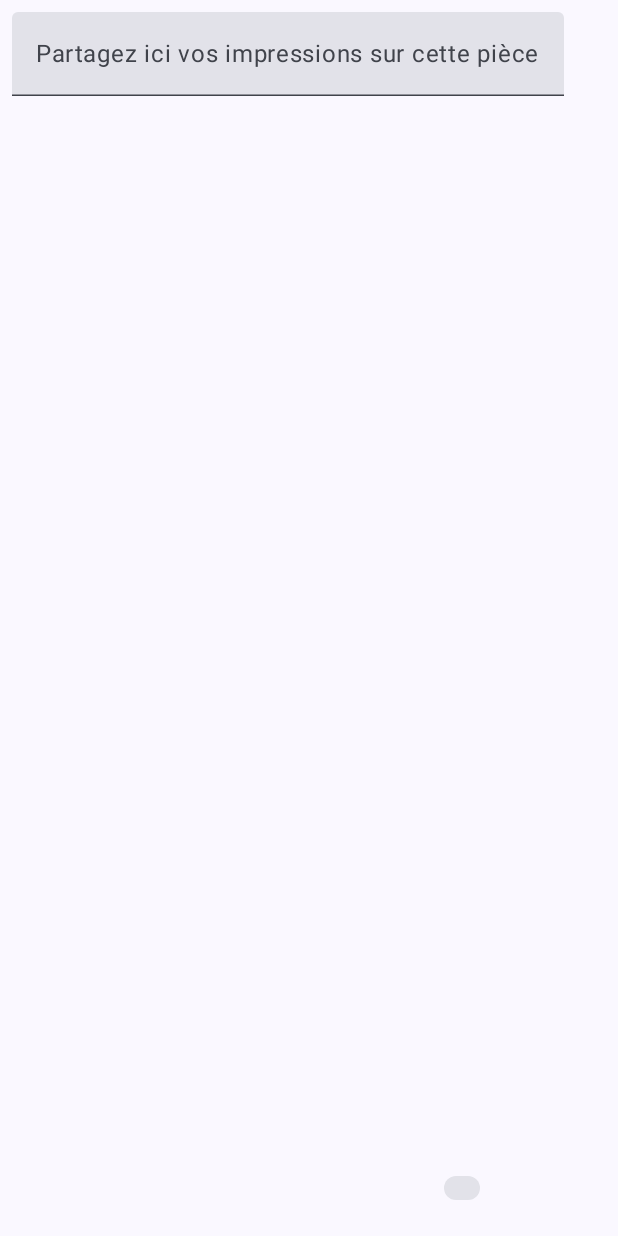
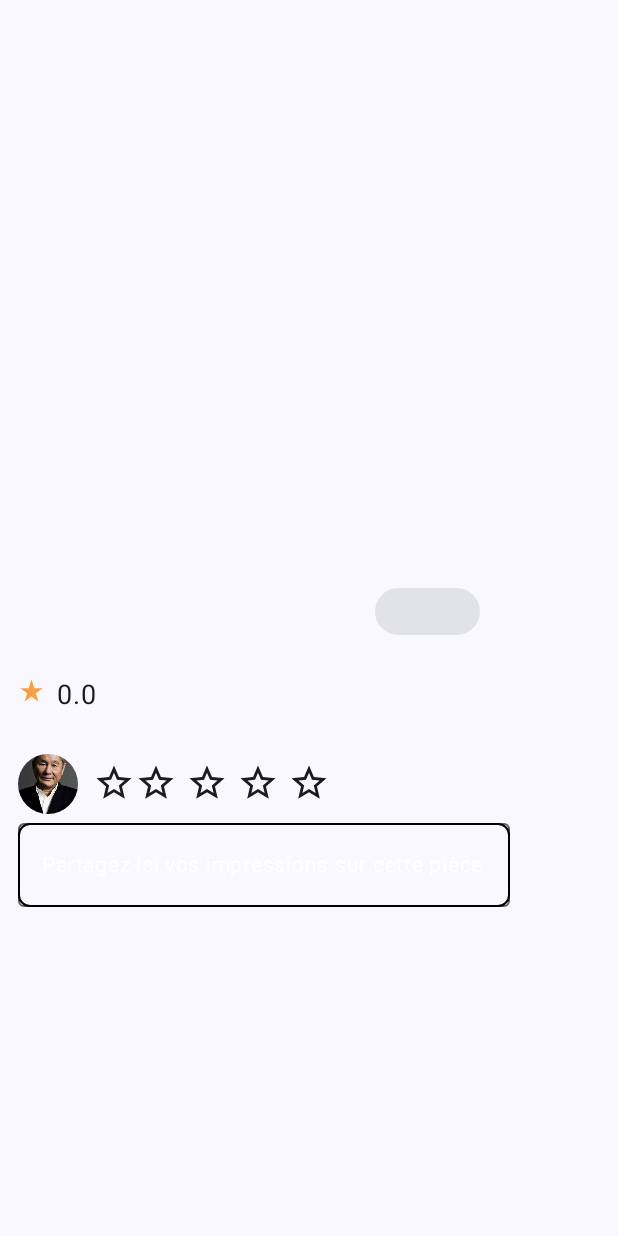
Before and after one commit to Haylme/projet-12, an Android app built with Jetpack Compose: the composable DetailId called with empty values, on a phone screen of 412 x 824 dp. Run offline under Robolectric (Android 15) with nearby library versions, the phone set to English and light mode, and no system bars; our stand-ins replace Dagger/Hilt's generated code, constraintlayout-compose; network calls fail; pictures from the network do not load; 1 statement that could not run was skipped.

Commit message:
many corrections in detail and DetailViewModel

```diff
--- a/app/src/main/java/com/example/joiefull/ui/theme/Color.kt
+++ b/app/src/main/java/com/example/joiefull/ui/theme/Color.kt
@@ -13,3 +13,5 @@ val Orange = Color(0xFFF99F43)
 
 val white = Color(color = 0xffffffff)
 val black = Color(color = 0xff000000)
+
+val grey = Color(color = 0xff878787)
--- a/app/src/main/java/com/example/joiefull/ui/theme/Theme.kt
+++ b/app/src/main/java/com/example/joiefull/ui/theme/Theme.kt
@@ -22,7 +22,8 @@ private val LightColorScheme = lightColorScheme(
     primary = Purple40,
     secondary = PurpleGrey40,
     tertiary = Pink40,
-    background = white
+    background = white,
+    onTertiary = grey
 
 
     /* Other default colors to override
--- a/app/src/main/java/com/example/joiefull/userInterface/detail/DetailViewModel.kt
+++ b/app/src/main/java/com/example/joiefull/userInterface/detail/DetailViewModel.kt
@@ -19,10 +19,8 @@ import javax.inject.Inject
 class DetailViewModel @Inject constructor(private val repository: Repository) : ViewModel() {
 
 
-
     private val _fullData = MutableStateFlow<List<ClothesItem>>(emptyList())
     val fullData: StateFlow<List<ClothesItem>> = _fullData.asStateFlow()
-
 
 
     val rateContentFlow: StateFlow<List<RateContent>> = repository.rateContentFlow
@@ -40,21 +38,18 @@ class DetailViewModel @Inject constructor(private val repository: Repository) :
     }
 
 
-
-
     fun getRate() {
         repository.getRatings()
 
     }
 
 
+    fun rate(clothesId: Int, usersRating: List<RateContent>): Double {
 
-    fun rate(clothesId: Int, usersRating: List<RateContent>): Int {
-
-        val response :Int
-        var sum = 0
+        val response: Double
+        var sum = 0.0
         val totalSize = usersRating.size
-
+        val dataSize = usersRating.filter { it.id == clothesId }.size
 
         if (totalSize > 0) {
             for (item in usersRating) {
@@ -63,11 +58,11 @@ class DetailViewModel @Inject constructor(private val repository: Repository) :
                     sum += item.starsRating
                 }
             }
-            response = sum / totalSize
+            response = sum / dataSize
 
 
-        }else {
-            response = 0
+        } else {
+            response = 0.0
 
 
         }
@@ -75,12 +70,12 @@ class DetailViewModel @Inject constructor(private val repository: Repository) :
 
     }
 
-    fun selectById(idClothe:Int,item: List<ClothesItem>): ArrayList<ClothesItem> {
+    fun selectById(idClothe: Int, item: List<ClothesItem>): ArrayList<ClothesItem> {
         val result = arrayListOf<ClothesItem>()
         for (id in item.indices) {
             for (i in item) {
                 if (i.id == idClothe) {
-                    val clothesData = ClothesItem(
+                    val clotheData = ClothesItem(
                         category = i.category,
                         id = i.id,
                         likes = i.likes,
@@ -89,7 +84,7 @@ class DetailViewModel @Inject constructor(private val repository: Repository) :
                         picture = Picture(description = i.picture.description, url = i.picture.url),
                         price = i.price
                     )
-                    result.add(clothesData)
+                    result.add(clotheData)
                     break
 
 
@@ -101,9 +96,8 @@ class DetailViewModel @Inject constructor(private val repository: Repository) :
     }
 
 
-
-    fun add (clothesId: Int, starsRating: Int){
-        repository.addRating(clothesId,starsRating)
+    fun add(clothesId: Int, starsRating: Int) {
+        repository.addRating(clothesId, starsRating)
 
     }
 
--- a/app/src/main/java/com/example/joiefull/userInterface/detail/Detail_file.kt
+++ b/app/src/main/java/com/example/joiefull/userInterface/detail/Detail_file.kt
@@ -1,51 +1,58 @@
 package com.example.joiefull.userInterface.detail
 
 import androidx.compose.foundation.Image
+import androidx.compose.foundation.border
 import androidx.compose.foundation.clickable
+import androidx.compose.foundation.layout.Arrangement
 import androidx.compose.foundation.layout.Box
 import androidx.compose.foundation.layout.Column
 import androidx.compose.foundation.layout.Row
 import androidx.compose.foundation.layout.Spacer
-import androidx.compose.foundation.layout.fillMaxHeight
 import androidx.compose.foundation.layout.fillMaxSize
 import androidx.compose.foundation.layout.fillMaxWidth
 import androidx.compose.foundation.layout.height
+import androidx.compose.foundation.layout.heightIn
 import androidx.compose.foundation.layout.padding
 import androidx.compose.foundation.layout.size
 import androidx.compose.foundation.layout.width
+import androidx.compose.foundation.layout.widthIn
 import androidx.compose.foundation.lazy.LazyColumn
 import androidx.compose.foundation.shape.CircleShape
 import androidx.compose.foundation.shape.RoundedCornerShape
 import androidx.compose.material3.Card
 import androidx.compose.material3.Icon
 import androidx.compose.material3.MaterialTheme
+import androidx.compose.material3.OutlinedTextField
+import androidx.compose.material3.OutlinedTextFieldDefaults
 import androidx.compose.material3.Text
-import androidx.compose.material3.TextField
 import androidx.compose.runtime.Composable
 import androidx.compose.runtime.collectAsState
 import androidx.compose.runtime.getValue
+import androidx.compose.runtime.mutableIntStateOf
+import androidx.compose.runtime.mutableStateListOf
 import androidx.compose.runtime.mutableStateOf
 import androidx.compose.runtime.remember
 import androidx.compose.runtime.setValue
 import androidx.compose.ui.Alignment
 import androidx.compose.ui.Modifier
 import androidx.compose.ui.draw.clip
-import androidx.compose.ui.focus.FocusRequester.Companion.createRefs
 import androidx.compose.ui.graphics.Color
+import androidx.compose.ui.input.key.Key
+import androidx.compose.ui.input.key.key
 import androidx.compose.ui.input.key.onKeyEvent
 import androidx.compose.ui.layout.ContentScale
 import androidx.compose.ui.layout.layoutId
 import androidx.compose.ui.res.painterResource
-import androidx.compose.ui.text.TextStyle
 import androidx.compose.ui.text.style.TextDecoration
+import androidx.compose.ui.text.style.TextOverflow
 import androidx.compose.ui.unit.dp
+import androidx.compose.ui.unit.sp
 import androidx.constraintlayout.compose.ConstraintLayout
 import androidx.hilt.navigation.compose.hiltViewModel
 import coil.compose.AsyncImage
 import com.example.joiefull.R
 import com.example.joiefull.contentData.ClothesItem
 import com.example.joiefull.contentData.RateContent
-import kotlin.math.floor
 
 
 @Composable
@@ -55,7 +62,7 @@ fun DetailScreen(clothesId: Int, viewmodel: DetailViewModel = hiltViewModel()) {
 
     val clothesFullData = viewmodel.fullData.collectAsState()
 
-    val rateContent = viewmodel.rateContentFlow.collectAsState()
+    val rateContent = viewmodel.rateContentFlow.collectAsState(initial = emptyList())
 
     val fullDataClothes = clothesFullData.value
 
@@ -63,6 +70,7 @@ fun DetailScreen(clothesId: Int, viewmodel: DetailViewModel = hiltViewModel()) {
 
 
     val dataById = viewmodel.selectById(clothesId, fullDataClothes)
+
 
     DetailId(itemClothe = dataById, clothesId = clothesId, rateContent = rate)
 
@@ -77,130 +85,61 @@ fun DetailId(
     rateContent: List<RateContent>,
     viewModel: DetailViewModel = hiltViewModel()
 ) {
-
+    val rateData by viewModel.rateContentFlow.collectAsState(initial = emptyList())
 
     val clotheData = itemClothe.find { it.id == clothesId }
-
     val rate = viewModel.rate(clothesId, rateContent)
 
-    var starsCount by remember {
-        mutableStateOf(0)
-    }
-    var clickStar by remember {
+    var starsCount by remember { mutableIntStateOf(0) }
 
-        mutableStateOf(false)
-    }
+    var text by remember { mutableStateOf("") }
+    var textFieldInput by remember { mutableStateOf("") }
+    val starStates = remember { mutableStateListOf(false, false, false, false, false) }
 
-    var text by remember {
-        mutableStateOf("")
-    }
-
-
-    ConstraintLayout(
-
-        modifier = Modifier
-            .padding(8.dp)
-            .fillMaxWidth()
-
-
-    ) {
-
-        val (image, nameClothes, priceClothes, originalPriceClothes, rating, star, categoryClothes,allStars,textField,profilpicture,editTextField) = createRefs()
-
-        Column(
+    LazyColumn(
         modifier = Modifier
             .fillMaxSize()
+            .padding(12.dp)
+    ) {
+        item {
+            ConstraintLayout(
+                modifier = Modifier.fillMaxWidth()
+            ) {
+                val (image, nameClothes, priceClothes, originalPriceClothes, rating, star, categoryClothes, textField, editTextField, profilpicture, allStars) = createRefs()
 
-                .constrainAs(categoryClothes) {
+                Box(
+                    modifier = Modifier
+                        .size(width = 328.dp, height = 431.dp)
+                        .clip(RoundedCornerShape(16.dp))
+                        .constrainAs(image) {
                             top.linkTo(parent.top)
-                    start.linkTo(image.start)
-                    end.linkTo(image.end)
-                }
-
-                .constrainAs(nameClothes) {
-                    top.linkTo(image.bottom)
-                    start.linkTo(image.start)
-                    end.linkTo(parent.end)
 
                         }
 
-                .constrainAs(priceClothes) {
-
-                    top.linkTo(nameClothes.bottom)
-                    start.linkTo(image.start)
-                    end.linkTo(parent.end)
-
-                }
-                .constrainAs(originalPriceClothes) {
-                    top.linkTo(rating.bottom)
-                    end.linkTo(image.end)
-                    start.linkTo(rating.start)
-
-
-                }
-
-                .constrainAs(editTextField) {
-
-                    top.linkTo(priceClothes.bottom)
-                    start.linkTo(image.start)
-                    end.linkTo(image.end)
-                    bottom.linkTo(allStars.top)
-
-
-                }
-
-
-                .constrainAs(allStars){
-
-                    top.linkTo(priceClothes.bottom)
-
-                    end.linkTo(image.end)
-
-                }
-
-
                 ) {
-
-
-            Box(
-                modifier = Modifier
-                    .fillMaxHeight(1f)
-
-                    .height(431.dp)
-                    .width(328.dp)
-                    .clip(RoundedCornerShape(16.dp))
-                    .layoutId(image)
-            )
-            {
-
                     if (clotheData != null) {
                         AsyncImage(
                             model = clotheData.picture.url,
-                        contentDescription = clotheData.picture.description,
-                        modifier = Modifier
-
-                            .fillMaxSize()
-                            .padding(10.dp),
+                            contentDescription = null,
+                            modifier = Modifier.fillMaxSize(),
                             contentScale = ContentScale.Crop
-
-
                         )
                     }
 
                     Card(
                         modifier = Modifier
+
                             .align(Alignment.BottomEnd)
-                        .padding(16.dp),
+                            .padding(20.dp)
+                            .height(31.dp)
+                            .widthIn(70.dp),
                         shape = RoundedCornerShape(34.dp),
-
                     ) {
-                    var isClickable by remember {
-                        mutableStateOf(false)
-                    }
+                        var isClickable by remember { mutableStateOf(false) }
 
                         Row(
                             verticalAlignment = Alignment.CenterVertically,
-                        modifier = Modifier.padding(8.dp)
+                            modifier = Modifier.padding(horizontal = 8.dp, vertical = 4.dp)
                         ) {
                             if (clotheData != null) {
                                 Image(
@@ -210,8 +149,7 @@ fun DetailId(
                                         painterResource(id = R.drawable.fav_full)
                                     },
                                     contentDescription = clotheData.picture.description,
-                                modifier = Modifier
-                                    .clickable { isClickable = !isClickable }
+                                    modifier = Modifier.clickable { isClickable = !isClickable }
                                 )
                             }
 
@@ -220,91 +158,112 @@ fun DetailId(
                             if (clotheData != null) {
                                 Text(
                                     text = clotheData.likes.toString(),
-                                color = Color.White,
+                                    color = Color.Black,
                                     style = MaterialTheme.typography.bodySmall
                                 )
                             }
                         }
                     }
+                }
+
+                Column(
+                    verticalArrangement = Arrangement.spacedBy((-8).dp),
+                    modifier = Modifier
+                        .padding(top = 8.dp)
+                        .constrainAs(categoryClothes) {
+                            top.linkTo(image.bottom)
+                        }
+                ) {
+
+                    Row(
+                        modifier = Modifier
+
+                            .width(328.dp),
+                        horizontalArrangement = Arrangement.SpaceBetween
+                    ) {
+                        if (clotheData != null) {
+                            Text(
+                                text = clotheData.name,
+                                fontSize = 18.sp,
+                                maxLines = 1,
+                                overflow = TextOverflow.Ellipsis,
+                                modifier = Modifier
+                                    .layoutId(nameClothes)
+                                    .weight(1f)
+                                    .padding(start = 4.dp)
+                            )
+                        }
 
 
+                        Row(
+                            modifier = Modifier
+                                .padding(end = 8.dp)
+
+                        ) {
+
+                            Image(
+                                painter = painterResource(id = R.drawable.star),
+                                contentDescription = null,
+                                modifier = Modifier.size(18.dp)
+                            )
+                            Spacer(modifier = Modifier.width(8.dp))
+                            Text(
+                                text = rate.toString(),
+                                fontSize = 18.sp,
+                                modifier = Modifier.layoutId(rating)
+                            )
                         }
                     }
 
 
-        Column {
+                    Row(
 
-
-            Row {
-                if (clotheData != null) {
-                    Text(
-                        text = clotheData.name,
                         modifier = Modifier
-                            .layoutId(nameClothes)
-
-
-                        )
-                }
-
-                Spacer(modifier = Modifier.width(10.dp))
-
-
-                Image(
-                    painter = painterResource(id = R.drawable.star),
-                    contentDescription = null,
-                    modifier = Modifier
-                        .layoutId(star)
-
-
-                    )
-                Text(
-                    text = rate.toString(),
-                    modifier = Modifier
-                        .layoutId(rating)
-                )
-
-            }
-            Row {
-
+                            .padding(top = 8.dp)
+                            .width(328.dp),
+                        horizontalArrangement = Arrangement.SpaceBetween
+                    ) {
                         if (clotheData != null) {
                             Text(
                                 text = clotheData.price.toString(),
+                                fontSize = 18.sp,
                                 modifier = Modifier
                                     .layoutId(priceClothes)
-
-
+                                    .padding(start = 4.dp)
                             )
                         }
-                Spacer(modifier = Modifier.width(10.dp))
+                        Spacer(modifier = Modifier.width(18.dp))
 
                         if (clotheData != null) {
                             Text(
                                 text = clotheData.original_price.toString(),
-                        style = TextStyle(
-                            textDecoration = TextDecoration.LineThrough
-
-                        ),
+                                textDecoration = TextDecoration.LineThrough,
+                                fontSize = 18.sp,
                                 modifier = Modifier
                                     .layoutId(originalPriceClothes)
+                                    .padding(end = 4.dp)
                             )
+                        }
                     }
 
 
-            }
-        }
-        Spacer(modifier = Modifier.padding(top = 10.dp))
 
-        if (clotheData != null) {
-            Text(text = text ,
+
+                    Spacer(
                         modifier = Modifier
-                .layoutId(editTextField)
+                            .height(15.dp)
                     )
-        }
 
-        Spacer(modifier = Modifier.padding(top = 10.dp))
 
-        Row {
+                    Text(text = text)
 
+
+                    Row(
+                        modifier = Modifier
+                            .padding(top = 12.dp)
+
+
+                    ) {
                         Image(
                             painter = painterResource(id = R.drawable.kitano),
                             contentDescription = null,
@@ -315,72 +274,102 @@ fun DetailId(
                             contentScale = ContentScale.Crop
                         )
 
-
-
+                        Spacer(modifier = Modifier.width(10.dp))
 
                         repeat(5) { index ->
                             Icon(
-
-                    painter = if (clickStar) {
+                                painter = if (!starStates[index]) {
                                     painterResource(id = R.drawable.star_outline)
                                 } else {
                                     painterResource(id = R.drawable.star)
-
                                 },
                                 contentDescription = null,
                                 modifier = Modifier
+                                    .padding(top = 5.dp)
+
                                     .clickable {
 
-                            if (!clickStar) {
-                                starsCount = index + 1
 
+                                        for (i in 0..index) {
+
+                                            starStates[i] = true
+                                        }
+                                        for (i in index + 1 until starStates.size) {
+
+                                            starStates[i] = false
                                         }
 
-
-                            clickStar = true
-                            viewModel.add(clothesId, starsCount)
-
+                                        starsCount = starStates.count { it }
 
                                     }
                                     .layoutId(allStars)
                             )
 
                             if (index in 1..3) {
-
                                 Spacer(modifier = Modifier.width(6.dp))
                             }
+                        }
+                    }
+
+                    Spacer(modifier = Modifier.height(22.dp))
+
+                    OutlinedTextField(
+
+                        value = textFieldInput,
+                        onValueChange = { newText -> textFieldInput = newText },
+                        modifier = Modifier
+                            .layoutId(textField)
+                            .widthIn(328.dp)
+                            .heightIn(53.dp)
+                            .border(1.dp, Color.Black, RoundedCornerShape(8.dp))
+                            // .padding(top = 20.dp)
+                            .onKeyEvent {
+                                if (starsCount > 0) {
+
+
+                                    if (it.key == Key.Enter || it.nativeKeyEvent.keyCode == android.view.KeyEvent.KEYCODE_ENTER) {
+                                        viewModel.add(clothesId, starsCount)
+
+                                        text = textFieldInput
+                                        textFieldInput = ""
+                                        starsCount = 0
+
+                                        for (j in starStates.indices) {
+                                            starStates[j] = false
 
                                         }
 
+                                        true
+                                    } else {
+                                        false
+                                    }
+                                } else {
+                                    false
+                                }
+                            },
+                        placeholder = {
+                            Text(
+                                "Partagez ici vos impressions sur cette pièce",
+                            style = MaterialTheme.typography.bodySmall,
+                            color = MaterialTheme.colorScheme.onTertiary,
+                                fontSize = 14.sp
+                            )
 
+                                      },
+                        colors = OutlinedTextFieldDefaults.colors( unfocusedContainerColor = Color.Transparent )
+                    )
+
+
+
+                    }
+                }
+            }
+        }
     }
 
 
 
-
-
-        TextField(
-            value = text,
-            onValueChange = { newText ->
-                text = newText
-            },
-            modifier = Modifier
-                .layoutId(textField)
-                .onKeyEvent { keyEvent ->
-                if (keyEvent.nativeKeyEvent.keyCode == android.view.KeyEvent.KEYCODE_ENTER) {
-                    viewModel.add(clothesId, starsCount)
-                    true
-                } else {
-                    false
-                }
-            },
-            placeholder = { Text("Partagez ici vos impressions sur cette pièce") }
-        )
-
-    }
-}
-
-
+/**
 @Composable
 fun ratingStar(
 modifier: Modifier = Modifier,
@@ -419,4 +408,4 @@ fun ratingStar(
 }
 
 
-}
+}**/
--- a/app/src/main/res/drawable/star.xml
+++ b/app/src/main/res/drawable/star.xml
@@ -1,6 +1,6 @@
 <vector xmlns:android="http://schemas.android.com/apk/res/android"
-    android:width="18dp"
-    android:height="18dp"
+    android:width="28dp"
+    android:height="28dp"
     android:tint="#F99F43"
     android:viewportWidth="24"
     android:viewportHeight="24">
--- a/app/src/main/res/drawable/star_outline.xml
+++ b/app/src/main/res/drawable/star_outline.xml
@@ -1,6 +1,6 @@
 <vector xmlns:android="http://schemas.android.com/apk/res/android"
-    android:width="24dp"
-    android:height="24dp"
+    android:width="28dp"
+    android:height="28dp"
     android:tint="#F99F43"
     android:viewportWidth="24"
     android:viewportHeight="24">
```
Also changed, not shown: app/src/main/java/com/example/joiefull/repository/Repository.kt (+1 -7 lines), app/src/main/java/com/example/joiefull/userInterface/home/Home_Files.kt (+10 -5 lines). Lines whose indentation alone changed are shown as unchanged.
